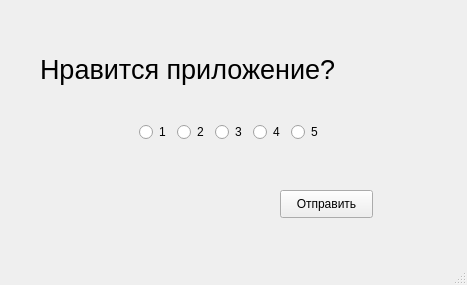
Above: prototype/rateapp.ui from DmitryKopcheny/Kursach before the change. Below: the same form after it.
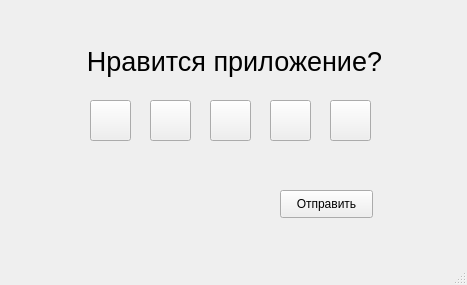
That is the form after the change. Icons and pictures are not drawn.

Diff of the .ui file:
```diff
--- a/prototype/rateapp.ui
+++ b/prototype/rateapp.ui
@@ -43,100 +43,160 @@
      <string>Отправить</string>
     </property>
    </widget>
-   <widget class="QWidget" name="layoutWidget">
+   <widget class="QPushButton" name="rate1">
+    <property name="geometry">
+     <rect>
+      <x>90</x>
+      <y>100</y>
+      <width>41</width>
+      <height>41</height>
+     </rect>
+    </property>
+    <property name="text">
+     <string/>
+    </property>
+    <property name="icon">
+     <iconset resource="res.qrc">
+      <normaloff>:/new/images/rate1.png</normaloff>:/new/images/rate1.png</iconset>
+    </property>
+    <property name="iconSize">
+     <size>
+      <width>45</width>
+      <height>45</height>
+     </size>
+    </property>
+   </widget>
+   <widget class="QPushButton" name="rate2">
+    <property name="geometry">
+     <rect>
+      <x>150</x>
+      <y>100</y>
+      <width>41</width>
+      <height>41</height>
+     </rect>
+    </property>
+    <property name="text">
+     <string/>
+    </property>
+    <property name="icon">
+     <iconset resource="res.qrc">
+      <normaloff>:/new/images/rate2.png</normaloff>:/new/images/rate2.png</iconset>
+    </property>
+    <property name="iconSize">
+     <size>
+      <width>41</width>
+      <height>41</height>
+     </size>
+    </property>
+   </widget>
+   <widget class="QPushButton" name="rate3">
+    <property name="geometry">
+     <rect>
+      <x>210</x>
+      <y>100</y>
+      <width>41</width>
+      <height>41</height>
+     </rect>
+    </property>
+    <property name="text">
+     <string/>
+    </property>
+    <property name="icon">
+     <iconset resource="res.qrc">
+      <normaloff>:/new/images/rate3.png</normaloff>:/new/images/rate3.png</iconset>
+    </property>
+    <property name="iconSize">
+     <size>
+      <width>41</width>
+      <height>41</height>
+     </size>
+    </property>
+   </widget>
+   <widget class="QPushButton" name="rate4">
+    <property name="geometry">
+     <rect>
+      <x>270</x>
+      <y>100</y>
+      <width>41</width>
+      <height>41</height>
+     </rect>
+    </property>
+    <property name="text">
+     <string/>
+    </property>
+    <property name="icon">
+     <iconset resource="res.qrc">
+      <normaloff>:/new/images/rate4.png</normaloff>:/new/images/rate4.png</iconset>
+    </property>
+    <property name="iconSize">
+     <size>
+      <width>41</width>
+      <height>41</height>
+     </size>
+    </property>
+   </widget>
+   <widget class="QPushButton" name="rate5">
+    <property name="geometry">
+     <rect>
+      <x>330</x>
+      <y>100</y>
+      <width>41</width>
+      <height>41</height>
+     </rect>
+    </property>
+    <property name="text">
+     <string/>
+    </property>
+    <property name="icon">
+     <iconset resource="res.qrc">
+      <normaloff>:/new/images/rate5.png</normaloff>:/new/images/rate5.png</iconset>
+    </property>
+    <property name="iconSize">
+     <size>
+      <width>61</width>
+      <height>61</height>
+     </size>
+    </property>
+   </widget>
+   <widget class="QLabel" name="label_2">
     <property name="geometry">
      <rect>
       <x>40</x>
-      <y>40</y>
-      <width>381</width>
-      <height>121</height>
+      <y>180</y>
+      <width>31</width>
+      <height>21</height>
      </rect>
     </property>
-    <layout class="QVBoxLayout" name="verticalLayout">
-     <item>
-      <widget class="QLabel" name="label">
-       <property name="font">
-        <font>
-         <pointsize>20</pointsize>
-        </font>
-       </property>
-       <property name="text">
-        <string>Нравится приложение?</string>
-       </property>
-      </widget>
-     </item>
-     <item>
-      <layout class="QHBoxLayout" name="horizontalLayout">
-       <item>
-        <spacer name="horizontalSpacer">
-         <property name="orientation">
-          <enum>Qt::Horizontal</enum>
-         </property>
-         <property name="sizeHint" stdset="0">
-          <size>
-           <width>40</width>
-           <height>20</height>
-          </size>
-         </property>
-        </spacer>
-       </item>
-       <item>
-        <widget class="QWidget" name="widget3" native="true">
-         <layout class="QHBoxLayout" name="horizontalLayout_2">
-          <item>
-           <widget class="QRadioButton" name="radioButton">
-            <property name="text">
-             <string>1</string>
-            </property>
-           </widget>
-          </item>
-          <item>
-           <widget class="QRadioButton" name="radioButton_4">
-            <property name="text">
-             <string>2</string>
-            </property>
-           </widget>
-          </item>
-          <item>
-           <widget class="QRadioButton" name="radioButton_3">
-            <property name="text">
-             <string>3</string>
-            </property>
-           </widget>
-          </item>
-          <item>
-           <widget class="QRadioButton" name="radioButton_5">
-            <property name="text">
-             <string>4</string>
-            </property>
-           </widget>
-          </item>
-          <item>
-           <widget class="QRadioButton" name="radioButton_2">
-            <property name="text">
-             <string>5</string>
-            </property>
-           </widget>
-          </item>
-         </layout>
-        </widget>
-       </item>
-       <item>
-        <spacer name="horizontalSpacer_2">
-         <property name="orientation">
-          <enum>Qt::Horizontal</enum>
-         </property>
-         <property name="sizeHint" stdset="0">
-          <size>
-           <width>40</width>
-           <height>20</height>
-          </size>
-         </property>
-        </spacer>
-       </item>
-      </layout>
-     </item>
-    </layout>
+    <property name="text">
+     <string/>
+    </property>
+    <property name="pixmap">
+     <pixmap resource="res.qrc">:/new/images/choose.png</pixmap>
+    </property>
+    <property name="scaledContents">
+     <bool>true</bool>
+    </property>
+   </widget>
+   <widget class="QLabel" name="label">
+    <property name="geometry">
+     <rect>
+      <x>4</x>
+      <y>41</y>
+      <width>461</width>
+      <height>40</height>
+     </rect>
+    </property>
+    <property name="font">
+     <font>
+      <pointsize>20</pointsize>
+     </font>
+    </property>
+    <property name="text">
+     <string>Нравится приложение?</string>
+    </property>
+    <property name="alignment">
+     <set>Qt::AlignCenter</set>
+    </property>
    </widget>
   </widget>
   <widget class="QMenuBar" name="menubar">
```
